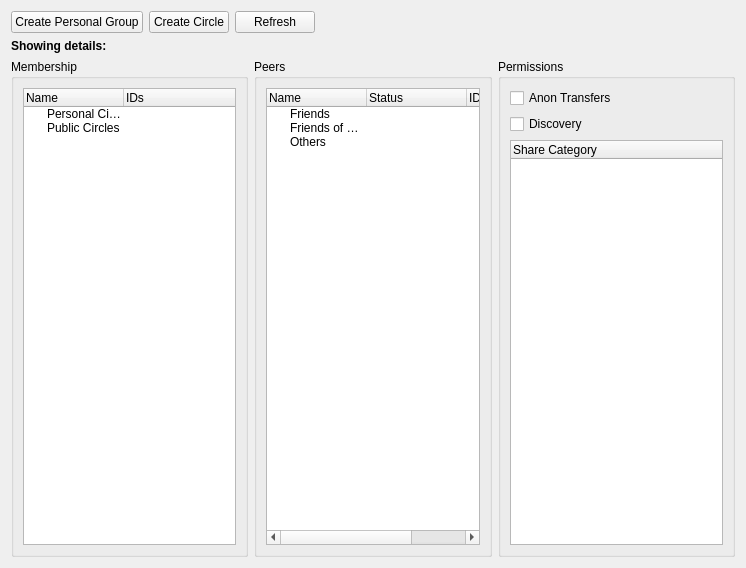
Before: the Qt Designer form retroshare-gui/src/gui/Circles/CirclesDialog.ui in RetroShare/RetroShare, drawn with Qt 5.
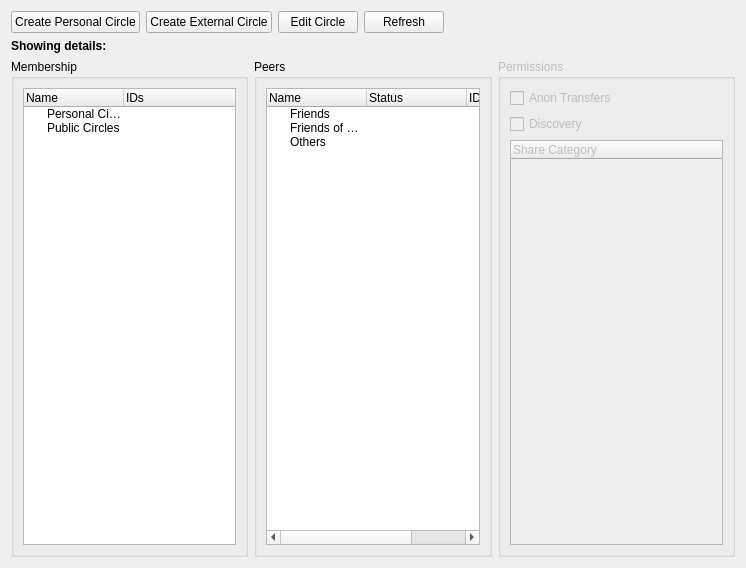
After: the same form once the commit is applied.

Commit message:
Improvements for Reputation and Circles.  - Added Reputation Info into IdDialog.  - Create Circles can now make Personal and External Circles.  - Fixed up createCircle() fn (membership / circleType, etc)  - Added stuff for edit Existing Ids - though this can't be used for the moment.  - Enabled GXS compilation by default.
Lots more to go :)

Diff of the .ui file:
```diff
--- a/retroshare-gui/src/gui/Circles/CirclesDialog.ui
+++ b/retroshare-gui/src/gui/Circles/CirclesDialog.ui
@@ -19,14 +19,21 @@
      <item>
       <widget class="QPushButton" name="pushButton_localgroup">
        <property name="text">
-        <string>Create Personal Group</string>
+        <string>Create Personal Circle</string>
        </property>
       </widget>
      </item>
      <item>
       <widget class="QPushButton" name="pushButton_circle">
        <property name="text">
-        <string>Create Circle</string>
+        <string>Create External Circle</string>
+       </property>
+      </widget>
+     </item>
+     <item>
+      <widget class="QPushButton" name="pushButton_editCircle">
+       <property name="text">
+        <string>Edit Circle</string>
        </property>
       </widget>
      </item>
@@ -157,6 +164,9 @@
      </item>
      <item>
       <widget class="QGroupBox" name="groupBox_3">
+       <property name="enabled">
+        <bool>false</bool>
+       </property>
        <property name="title">
         <string>Permissions</string>
        </property>
```
Left out of the diff: 4 changed lines with no effect on the pictures. The commit also changes 9 other files.
